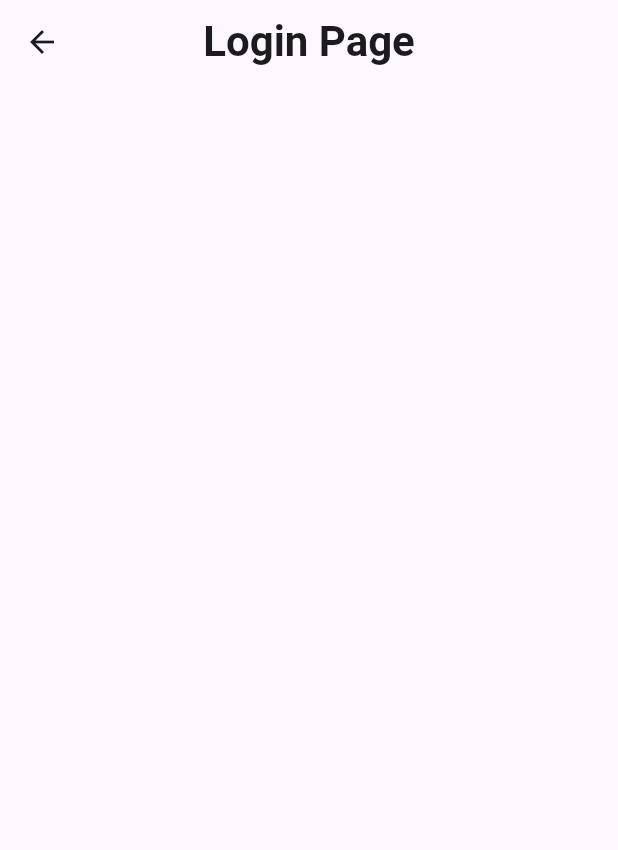
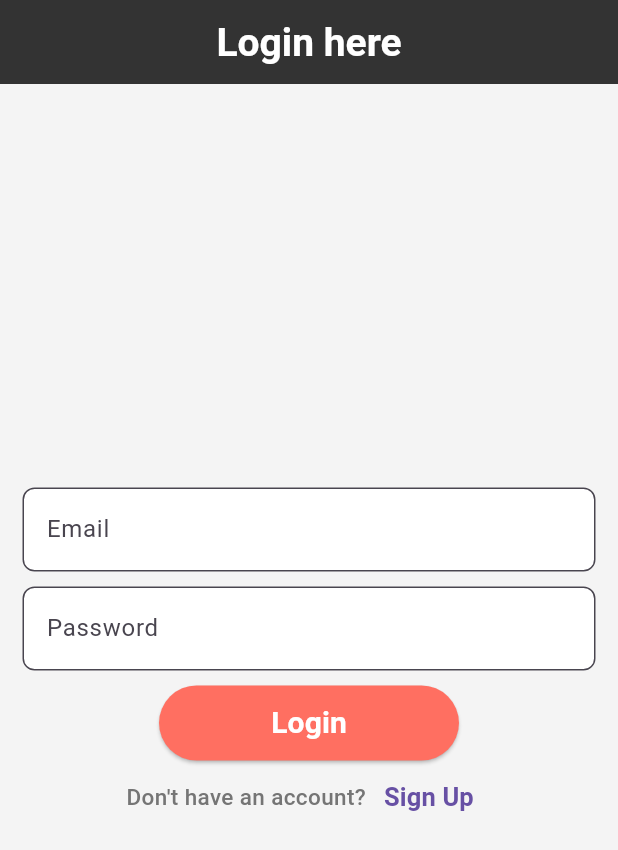
Before and after one commit to AmirHoseinRastegar/E_commerce, a Flutter app: the LoginPage screen opened directly, on a phone screen of 412 x 824 dp. Shown: the top 850 px of the screen. Run offline on Flutter 3.47's test engine with Material 3 defaults, Android fonts, the phone set to English and light mode, and no system bars; our stand-ins replace bloc, cloud_firestore, firebase_auth, firebase_core, flutter_bloc, fpdart and 1 more; accounts and stored records are empty.

Commit message:
second commit 12th dey 1403

```diff
--- /dev/null
+++ b/lib/core/colors_notuse.dart
@@ -0,0 +1,14 @@
+import 'package:flutter/material.dart';
+
+class AppColors {
+  static const Color primary=Color(0xffFF6F61);
+  static const Color secondary=Color(0xff4CAF50);
+  static const Color backGround=Color(0xffF4F4F4);
+  static const Color primaryTextColor=Color(0xff333333);
+  static const Color secondaryTextColor=Color(0xff757575);
+  static const Color textButtonColor=Color(0xff1E88E5);
+  static const Color errorColor=Color(0xffF44336);
+  static const Color cartBorderColor=Color(0xffDDDDDD);
+  static const Color cartBackgroundColor=Color(0xffFFFFFF );
+
+}
--- /dev/null
+++ b/lib/core/theme.dart
@@ -0,0 +1,67 @@
+import 'package:flutter/material.dart';
+
+class AppColors {
+  // Primary Colors
+  static const Color primaryColor = Color(0xFFFF6F61);  // Soft Red-Orange
+  static const Color secondaryColor = Color(0xFF4CAF50);  // Vibrant Green
+
+  // Neutral Colors
+  static const Color backgroundColor = Color(0xFFF4F4F4);  // Light Grey
+  static const Color textPrimaryColor = Color(0xFF333333);  // Dark Charcoal
+  static const Color textSecondaryColor = Color(0xFF757575);  // Grey
+  static const Color textInverseColor = Color(0xFFFFFFFF);  // White
+
+  // Accent Colors
+  static const Color buttonHoverColor = Color(0xFFE84C3D);  // Darker Red-Orange
+  static const Color linkColor = Color(0xFF1E88E5);  // Bright Blue
+  static const Color errorColor = Color(0xFFF44336);  // Red
+  static const Color warningColor = Color(0xFFFF9800);  // Amber
+
+  // Background Colors
+  static const Color cardBackgroundColor = Color(0xFFFFFFFF);  // White
+  static const Color darkBackgroundColor = Color(0xFF333333);  // Dark Charcoal
+  static const Color borderColor = Color(0xFFDDDDDD);  // Light Grey
+}
+
+class AppTheme {
+  static ThemeData get theme {
+    return ThemeData(
+      primaryColor: AppColors.primaryColor,
+      secondaryHeaderColor: AppColors.secondaryColor,
+      scaffoldBackgroundColor: AppColors.backgroundColor,
+      textTheme: const TextTheme(
+        bodyLarge: TextStyle(color: AppColors.textPrimaryColor),
+        bodyMedium: TextStyle(color: AppColors.textSecondaryColor),
+        displayLarge: TextStyle(color: AppColors.textPrimaryColor, fontWeight: FontWeight.bold),
+        displayMedium: TextStyle(color: AppColors.textPrimaryColor, fontWeight: FontWeight.bold),
+      ),
+      buttonTheme: const ButtonThemeData(
+        buttonColor: AppColors.primaryColor, // Primary button color
+        textTheme: ButtonTextTheme.primary,
+      ),
+      elevatedButtonTheme: ElevatedButtonThemeData(
+        style: ButtonStyle(
+          backgroundColor: MaterialStateProperty.all(AppColors.primaryColor),
+          foregroundColor: MaterialStateProperty.all(AppColors.textInverseColor),
+        ),
+      ),
+      inputDecorationTheme: InputDecorationTheme(
+        filled: true,
+        fillColor: AppColors.cardBackgroundColor,
+        border: OutlineInputBorder(
+          borderSide: const BorderSide(color: AppColors.borderColor),
+          borderRadius: BorderRadius.circular(8),
+        ),
+      ),
+      appBarTheme:  const AppBarTheme(
+        color: AppColors.darkBackgroundColor,
+        iconTheme: IconThemeData(color: AppColors.textInverseColor),
+        titleTextStyle: TextStyle(
+          color: AppColors.textInverseColor,
+        ),
+      ),
+      errorColor: AppColors.errorColor,
+      visualDensity: VisualDensity.adaptivePlatformDensity,
+    );
+  }
+}
--- a/lib/data/data_source/auth_firebase_datasource.dart
+++ b/lib/data/data_source/auth_firebase_datasource.dart
@@ -3,7 +3,13 @@ import 'package:firebase_auth/firebase_auth.dart';
 import 'package:firebase_e_commerce/data/model/user_model.dart';
 
 abstract class AuthFirebaseDatasource {
-  Future<UserModel> signUp(String email, String password, String name,DateTime createdAt);
+  Future<UserModel> signUp(
+      String email, String password, String name, Timestamp createdAt);
+
+  Future<UserModel> login(
+    String email,
+    String password,
+  );
 }
 
 class AuthFireBaseImpl implements AuthFirebaseDatasource {
@@ -15,7 +21,7 @@ class AuthFireBaseImpl implements AuthFirebaseDatasource {
 
   @override
   Future<UserModel> signUp(
-      String email, String password, String name, DateTime createdAt) async {
+      String email, String password, String name, Timestamp createdAt) async {
     try {
       final credentials = await firebaseAuth.createUserWithEmailAndPassword(
         email: email,
@@ -37,4 +43,25 @@ class AuthFireBaseImpl implements AuthFirebaseDatasource {
       throw Exception(e.toString());
     }
   }
+
+  @override
+  Future<UserModel> login(String email, String password) async {
+    try {
+      final res = await firebaseAuth.signInWithEmailAndPassword(
+        email: email,
+        password: password,
+      );
+      final user = res.user?.uid;
+
+      final user2 = await firebaseFireStore.collection('users').doc(user).get();
+
+      return UserModel(
+          createdAT: user2.data()?['created_at'] ?? Timestamp.now(),
+          name: user2.data()?['name'] ?? '',
+          email: email,
+          uid: user!);
+    } catch (e) {
+      throw Exception(e.toString());
+    }
+  }
 }
--- a/lib/data/model/user_model.dart
+++ b/lib/data/model/user_model.dart
@@ -1,8 +1,10 @@
+import 'package:cloud_firestore/cloud_firestore.dart';
+
 class UserModel {
   final String name;
   final String email;
   final String uid;
-  final DateTime createdAT;
+  final Timestamp createdAT;
 
   UserModel(
       {required this.createdAT,
@@ -32,7 +34,7 @@ class UserModel {
     String? name,
     String? email,
     String? uid,
-    DateTime? createdAT,
+    Timestamp? createdAT,
   }) {
     return UserModel(
         name: name ?? this.name,
--- a/lib/domain/repository/auth_repository.dart
+++ b/lib/domain/repository/auth_repository.dart
@@ -1,3 +1,5 @@
+import 'package:cloud_firestore/cloud_firestore.dart';
+import 'package:firebase_auth/firebase_auth.dart';
 import 'package:firebase_e_commerce/data/model/user_model.dart';
 import 'package:fpdart/fpdart.dart';
 
@@ -5,8 +7,10 @@ import '../../core/failure.dart';
 
 abstract class AuthRepository {
   Future<Either<Failure, UserModel>> signUp(
-      String email, String password, String name,DateTime createdAt);
+      String email, String password, String name,Timestamp createdAt);
 
   Future<Either<Failure, UserModel>> login(
       String email, String password,);
+
+  User? get currentUser;
 }
--- /dev/null
+++ b/lib/domain/usecases/login_usecase.dart
@@ -0,0 +1,27 @@
+import 'package:firebase_e_commerce/core/usecase_interface.dart';
+import 'package:firebase_e_commerce/data/model/user_model.dart';
+import 'package:firebase_e_commerce/domain/repository/auth_repository.dart';
+import 'package:fpdart/fpdart.dart';
+
+import '../../core/failure.dart';
+
+class LoginUseCase implements UseCase<UserModel,LoginParams>{
+  final AuthRepository authRepository;
+
+  LoginUseCase({required this.authRepository});
+
+  @override
+  Future<Either<Failure, UserModel>> call(LoginParams params) async {
+    final res = await authRepository.login(params.email, params.password);
+    return res;
+  }
+
+}
+
+
+class LoginParams{
+  final String email;
+  final String password;
+
+  LoginParams({required this.email, required this.password});
+}
--- a/lib/domain/usecases/signup_usecase.dart
+++ b/lib/domain/usecases/signup_usecase.dart
@@ -1,3 +1,4 @@
+import 'package:cloud_firestore/cloud_firestore.dart';
 import 'package:firebase_e_commerce/core/failure.dart';
 import 'package:firebase_e_commerce/domain/repository/auth_repository.dart';
 
@@ -23,7 +24,7 @@ class SignUpParams {
   final String name;
   final String email;
   final String password;
-  final DateTime createdAt;
+  final Timestamp createdAt;
 
   SignUpParams(
       {required this.name,
--- a/lib/presentation/blocs/auth/auth_bloc.dart
+++ b/lib/presentation/blocs/auth/auth_bloc.dart
@@ -1,7 +1,10 @@
 import 'package:bloc/bloc.dart';
+import 'package:cloud_firestore/cloud_firestore.dart';
 import 'package:firebase_auth/firebase_auth.dart';
+import 'package:firebase_e_commerce/core/failure.dart';
 import 'package:firebase_e_commerce/data/model/user_model.dart';
 import 'package:firebase_e_commerce/domain/repository/auth_repository.dart';
+import 'package:firebase_e_commerce/domain/usecases/login_usecase.dart';
 import 'package:meta/meta.dart';
 
 import '../../../domain/usecases/signup_usecase.dart';
@@ -13,19 +16,25 @@ part 'auth_state.dart';
 class AuthBloc extends Bloc<AuthEvent, AuthState> {
   final SignUpUseCase signUpUseCase;
   final AuthRepository authRepository;
+  final LoginUseCase loginUseCase;
 
   AuthBloc({
+    required this.loginUseCase,
     required this.signUpUseCase,
     required this.authRepository,
   }) : super(AuthInitial()) {
     on<SignUpEvent>(onSignUp);
+    on<LoginEvent>(onLogin);
   }
 
   Future<void> onSignUp(SignUpEvent event, Emitter<AuthState> emit) async {
     emit(AuthLoading());
     try {
       final result = await signUpUseCase.call(SignUpParams(
-          name: event.name, email: event.email, password: event.password, createdAt: event.createdAt));
+          name: event.name,
+          email: event.email,
+          password: event.password,
+          createdAt: event.createdAt));
       result.fold(
         (l) => emit(AuthError(message: l.toString())),
         (r) => emit(
@@ -36,4 +45,24 @@ class AuthBloc extends Bloc<AuthEvent, AuthState> {
       emit(AuthError(message: e.toString()));
     }
   }
+
+  Future<void> onLogin(LoginEvent event, Emitter<AuthState> emit) async {
+    emit(AuthLoading());
+    try {
+      final res = await loginUseCase.call(LoginParams(
+        email: event.email,
+        password: event.password,
+      ));
+      res.fold(
+        (l) => emit(
+          AuthError(message: l.message),
+        ),
+        (r) => emit(
+          AuthSuccess(user: r),
+        ),
+      );
+    } on FirebaseAuthException catch (e) {
+      emit(AuthError(message: e.toString()));
+    }
+  }
 }
--- a/lib/presentation/blocs/auth/auth_event.dart
+++ b/lib/presentation/blocs/auth/auth_event.dart
@@ -7,7 +7,7 @@ class SignUpEvent extends AuthEvent {
   final String email;
   final String password;
   final String name;
-  final DateTime createdAt;
+  final Timestamp createdAt;
 
   SignUpEvent({
     required this.email,
--- a/lib/presentation/screens/login_page.dart
+++ b/lib/presentation/screens/login_page.dart
@@ -1,4 +1,8 @@
+import 'package:firebase_e_commerce/presentation/blocs/auth/auth_bloc.dart';
 import 'package:flutter/material.dart';
+import 'package:flutter_bloc/flutter_bloc.dart';
+
+import 'home_screen.dart';
 
 class LoginPage extends StatefulWidget {
   const LoginPage({super.key});
@@ -8,18 +12,114 @@ class LoginPage extends StatefulWidget {
 }
 
 class _LoginPageState extends State<LoginPage> {
+  final TextEditingController emailController = TextEditingController();
+  final TextEditingController passwordController = TextEditingController();
+
+  @override
+  void dispose() {
+    super.dispose();
+    emailController.dispose();
+    passwordController.dispose();
+  }
+
   @override
   Widget build(BuildContext context) {
     return Scaffold(
       appBar: AppBar(
+        centerTitle: true,
         title: const Text(
-          'Login Page',
-          style: TextStyle(fontSize: 28, fontWeight: FontWeight.bold),
+          'Login here',
+          style: TextStyle(
+            fontSize: 26,
+            fontWeight: FontWeight.bold,
+          ),
         ),
-        centerTitle: true,
       ),
-      body: const SafeArea(
-        child: Column(children: [],),
+      body: BlocConsumer<AuthBloc, AuthState>(
+        listener: (context, state) {
+          if (state is AuthError) {
+            ScaffoldMessenger.of(context).showSnackBar(
+              SnackBar(
+                content: Text(
+                  state.message.toString(),
+                ),
+              ),
+            );
+          }
+          if (state is AuthSuccess) {
+            Navigator.pushReplacement(context, HomeScreen.rout());
+          }
+        },
+        builder: (context, state) {
+          if (state is AuthLoading) {
+            return Container(
+                height: 250,
+                alignment: Alignment.center,
+                child: const CircularProgressIndicator());
+          }
+          return SafeArea(
+            child: Padding(
+              padding: const EdgeInsets.all(15),
+              child: Column(
+                mainAxisAlignment: MainAxisAlignment.center,
+                children: [
+                  TextField(
+                    controller: emailController,
+                    decoration: const InputDecoration(
+                      hintText: 'Email',
+                    ),
+                  ),
+                  const SizedBox(
+                    height: 10,
+                  ),
+                  TextField(
+                    controller: passwordController,
+                    decoration: const InputDecoration(
+                      hintText: 'Password',
+                    ),
+                  ),
+                  const SizedBox(
+                    height: 10,
+                  ),
+                  ElevatedButton(
+                    style: ElevatedButton.styleFrom(
+                      minimumSize: const Size(200, 50),
+                    ),
+                    onPressed: () {
+                      context.read<AuthBloc>().add(LoginEvent(
+                            email: emailController.text,
+                            password: passwordController.text,
+                          ));
+                    },
+                    child: const Text(
+                      'Login',
+                      style:
+                          TextStyle(fontSize: 20, fontWeight: FontWeight.bold),
+                    ),
+                  ),
+                  Row(
+                    mainAxisAlignment: MainAxisAlignment.center,
+                    children: [
+                      const Text(
+                        'Don\'t have an account?',
+                        style: TextStyle(
+                            fontSize: 15, fontWeight: FontWeight.w500),
+                      ),
+                      TextButton(
+                        onPressed: () {},
+                        child: const Text(
+                          'Sign Up',
+                          style: TextStyle(
+                              fontSize: 17, fontWeight: FontWeight.w700),
+                        ),
+                      )
+                    ],
+                  )
+                ],
+              ),
+            ),
+          );
+        },
       ),
     );
   }
```
Also changed, not shown: lib/core/sl.dart (+5 -2 lines), lib/data/repository/auth_repositoryimpl.dart (+39 -7 lines), lib/main.dart (+7 -8 lines), lib/presentation/blocs/persist_login_cubit/persist_login_cubit.dart (added, +21 -0 lines), lib/presentation/blocs/persist_login_cubit/persist_login_state.dart (added, +10 -0 lines), lib/presentation/screens/home_screen.dart (+13 -2 lines), lib/presentation/screens/persist_login.dart (added, +31 -0 lines), lib/presentation/screens/sign_up_page.dart (+14 -2 lines), lib/firebase_options.dart.
